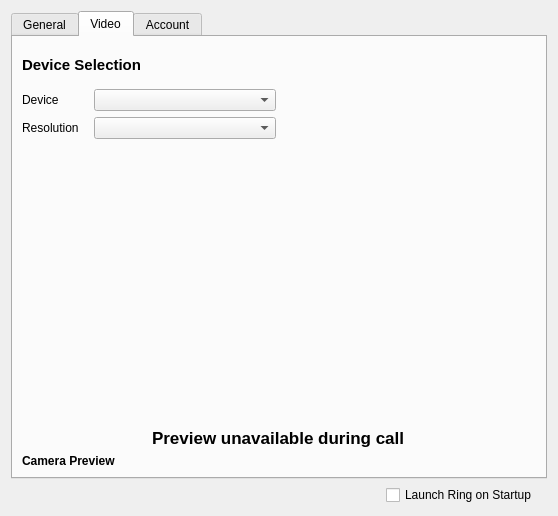
Old version of the form configurationwidget.ui in the repository savoirfairelinux/jami-client-windows.
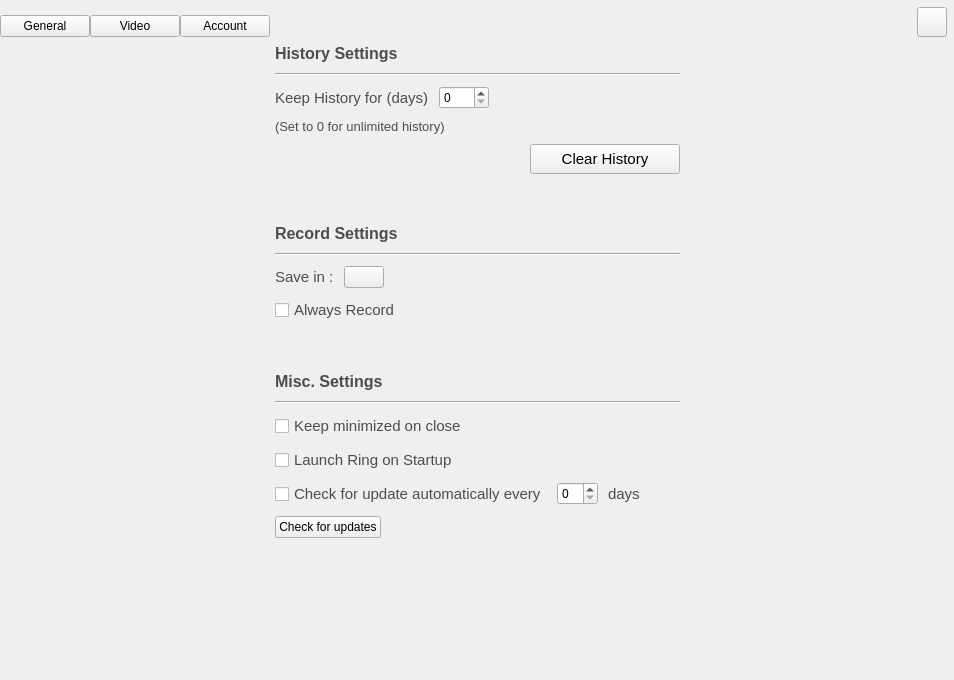
New version of the form. The open tabs and pages were chosen to show the change. Icons and pictures are not drawn. Custom widgets are drawn as their Qt base class.

What changed in the file:
```diff
--- a/configurationwidget.ui
+++ b/configurationwidget.ui
@@ -6,8 +6,8 @@
    <rect>
     <x>0</x>
     <y>0</y>
-    <width>558</width>
-    <height>516</height>
+    <width>954</width>
+    <height>680</height>
    </rect>
   </property>
   <property name="sizePolicy">
@@ -19,23 +19,221 @@
   <property name="windowTitle">
    <string>Settings</string>
   </property>
+  <property name="autoFillBackground">
+   <bool>true</bool>
+  </property>
+  <property name="styleSheet">
+   <string notr="true"/>
+  </property>
   <layout class="QVBoxLayout" name="verticalLayout">
+   <property name="spacing">
+    <number>0</number>
+   </property>
+   <property name="leftMargin">
+    <number>0</number>
+   </property>
+   <property name="topMargin">
+    <number>0</number>
+   </property>
+   <property name="rightMargin">
+    <number>0</number>
+   </property>
+   <property name="bottomMargin">
+    <number>0</number>
+   </property>
    <item>
-    <widget class="QTabWidget" name="tabWidget">
-     <property name="sizePolicy">
-      <sizepolicy hsizetype="MinimumExpanding" vsizetype="MinimumExpanding">
-       <horstretch>0</horstretch>
-       <verstretch>0</verstretch>
-      </sizepolicy>
-     </property>
-     <property name="currentIndex">
-      <number>2</number>
-     </property>
-     <widget class="QWidget" name="generalTab">
-      <attribute name="title">
+    <widget class="QWidget" name="horizontalWidget" native="true">
+     <layout class="QHBoxLayout" name="horizontalLayout_7">
+      <property name="spacing">
+       <number>0</number>
+      </property>
+      <property name="leftMargin">
+       <number>0</number>
+      </property>
+      <property name="topMargin">
+       <number>7</number>
+      </property>
+      <property name="rightMargin">
+       <number>7</number>
+      </property>
+      <property name="bottomMargin">
+       <number>7</number>
+      </property>
+      <item>
+       <layout class="QVBoxLayout" name="verticalLayout_6">
+        <property name="spacing">
+         <number>0</number>
+        </property>
+        <item>
+         <spacer name="verticalSpacer_3">
+          <property name="orientation">
+           <enum>Qt::Vertical</enum>
+          </property>
+          <property name="sizeType">
+           <enum>QSizePolicy::Preferred</enum>
+          </property>
+          <property name="sizeHint" stdset="0">
+           <size>
+            <width>20</width>
+            <height>10</height>
+           </size>
+          </property>
+         </spacer>
+        </item>
+        <item>
+         <layout class="QHBoxLayout" name="horizontalLayout_8">
+          <property name="spacing">
+           <number>0</number>
+          </property>
+          <item>
+           <widget class="QPushButton" name="generalTabButton">
+            <property name="minimumSize">
+             <size>
+              <width>90</width>
+              <height>0</height>
+             </size>
+            </property>
+            <property name="styleSheet">
+             <string notr="true"/>
+            </property>
+            <property name="text">
        <string>General</string>
-      </attribute>
-      <layout class="QVBoxLayout" name="verticalLayout_2">
+            </property>
+            <property name="checkable">
+             <bool>true</bool>
+            </property>
+           </widget>
+          </item>
+          <item>
+           <widget class="QPushButton" name="videoTabButton">
+            <property name="minimumSize">
+             <size>
+              <width>90</width>
+              <height>0</height>
+             </size>
+            </property>
+            <property name="text">
+             <string>Video</string>
+            </property>
+            <property name="checkable">
+             <bool>true</bool>
+            </property>
+           </widget>
+          </item>
+          <item>
+           <widget class="QPushButton" name="accountTabButton">
+            <property name="minimumSize">
+             <size>
+              <width>90</width>
+              <height>0</height>
+             </size>
+            </property>
+            <property name="text">
+             <string>Account</string>
+            </property>
+            <property name="checkable">
+             <bool>true</bool>
+            </property>
+           </widget>
+          </item>
+         </layout>
+        </item>
+       </layout>
+      </item>
+      <item>
+       <spacer name="horizontalSpacer_6">
+        <property name="orientation">
+         <enum>Qt::Horizontal</enum>
+        </property>
+        <property name="sizeHint" stdset="0">
+         <size>
+          <width>40</width>
+          <height>20</height>
+         </size>
+        </property>
+       </spacer>
+      </item>
+      <item>
+       <widget class="QPushButton" name="exitSettingsButton">
+        <property name="minimumSize">
+         <size>
+          <width>30</width>
+          <height>30</height>
+         </size>
+        </property>
+        <property name="maximumSize">
+         <size>
+          <width>30</width>
+          <height>30</height>
+         </size>
+        </property>
+        <property name="toolTip">
+         <string>quit settings menu</string>
+        </property>
+        <property name="text">
+         <string/>
+        </property>
+        <property name="icon">
+         <iconset resource="ressources.qrc">
+          <normaloff>:/images/icons/ic_arrow_forward_white_48dp_2x.png</normaloff>:/images/icons/ic_arrow_forward_white_48dp_2x.png</iconset>
+        </property>
+        <property name="iconSize">
+         <size>
+          <width>18</width>
+          <height>18</height>
+         </size>
+        </property>
+       </widget>
+      </item>
+     </layout>
+    </widget>
+   </item>
+   <item>
+    <widget class="QStackedWidget" name="stackedWidget">
+     <property name="sizePolicy">
+      <sizepolicy hsizetype="MinimumExpanding" vsizetype="MinimumExpanding">
+       <horstretch>0</horstretch>
+       <verstretch>0</verstretch>
+      </sizepolicy>
+     </property>
+     <property name="autoFillBackground">
+      <bool>true</bool>
+     </property>
+     <property name="currentIndex">
+      <number>0</number>
+     </property>
+     <widget class="QWidget" name="generalPage">
+      <layout class="QHBoxLayout" name="verticalLayout_2">
+       <property name="spacing">
+        <number>0</number>
+       </property>
+       <property name="leftMargin">
+        <number>0</number>
+       </property>
+       <property name="topMargin">
+        <number>0</number>
+       </property>
+       <property name="rightMargin">
+        <number>0</number>
+       </property>
+       <property name="bottomMargin">
+        <number>0</number>
+       </property>
+       <item>
+        <spacer name="horizontalSpacer_8">
+         <property name="orientation">
+          <enum>Qt::Horizontal</enum>
+         </property>
+         <property name="sizeHint" stdset="0">
+          <size>
+           <width>40</width>
+           <height>20</height>
+          </size>
+         </property>
+        </spacer>
+       </item>
+       <item>
+        <layout class="QVBoxLayout" name="verticalLayout_7">
        <property name="spacing">
         <number>10</number>
        </property>
@@ -43,51 +241,116 @@
         <widget class="QLabel" name="label">
          <property name="font">
           <font>
+             <pointsize>12</pointsize>
            <weight>75</weight>
            <bold>true</bold>
           </font>
          </property>
+           <property name="styleSheet">
+            <string notr="true">color: rgb(77, 77, 77);</string>
+           </property>
          <property name="text">
           <string>History Settings</string>
          </property>
         </widget>
        </item>
        <item>
-        <layout class="QFormLayout" name="formLayout_2">
-         <item row="0" column="0">
+          <widget class="Line" name="line_2">
+           <property name="orientation">
+            <enum>Qt::Horizontal</enum>
+           </property>
+          </widget>
+         </item>
+         <item>
+          <layout class="QVBoxLayout" name="verticalLayout_8">
+           <property name="spacing">
+            <number>10</number>
+           </property>
+           <property name="topMargin">
+            <number>0</number>
+           </property>
+           <property name="bottomMargin">
+            <number>0</number>
+           </property>
+           <item>
+            <layout class="QHBoxLayout" name="horizontalLayout_3">
+             <property name="spacing">
+              <number>10</number>
+             </property>
+             <property name="leftMargin">
+              <number>0</number>
+             </property>
+             <item>
           <widget class="QLabel" name="label_2">
+               <property name="font">
+                <font>
+                 <pointsize>11</pointsize>
+                </font>
+               </property>
+               <property name="styleSheet">
+                <string notr="true">color: rgb(77, 77, 77);</string>
+               </property>
            <property name="text">
             <string>Keep History for (days)</string>
            </property>
           </widget>
          </item>
-         <item row="0" column="1">
-          <layout class="QHBoxLayout" name="horizontalLayout_3">
            <item>
             <widget class="QSpinBox" name="historyDaySettingsSpinBox">
              <property name="minimumSize">
               <size>
-               <width>100</width>
+                 <width>50</width>
                <height>0</height>
               </size>
              </property>
             </widget>
+             </item>
+             <item>
+              <spacer name="horizontalSpacer_2">
+               <property name="orientation">
+                <enum>Qt::Horizontal</enum>
+               </property>
+               <property name="sizeType">
+                <enum>QSizePolicy::MinimumExpanding</enum>
+               </property>
+               <property name="sizeHint" stdset="0">
+                <size>
+                 <width>40</width>
+                 <height>20</height>
+                </size>
+               </property>
+              </spacer>
+             </item>
+            </layout>
            </item>
            <item>
             <widget class="QLabel" name="label_4">
+             <property name="font">
+              <font>
+               <pointsize>10</pointsize>
+              </font>
+             </property>
+             <property name="styleSheet">
+              <string notr="true">color: rgb(77, 77, 77);</string>
+             </property>
              <property name="text">
               <string>(Set to 0 for unlimited history)</string>
              </property>
             </widget>
            </item>
            <item>
-            <spacer name="horizontalSpacer_2">
+            <layout class="QHBoxLayout" name="horizontalLayout">
+             <property name="spacing">
+              <number>0</number>
+             </property>
+             <property name="topMargin">
+              <number>0</number>
+             </property>
+             <item>
+              <spacer name="horizontalSpacer_9">
              <property name="orientation">
               <enum>Qt::Horizontal</enum>
              </property>
-             <property name="sizeType">
-              <enum>QSizePolicy::MinimumExpanding</enum>
-             </property>
              <property name="sizeHint" stdset="0">
               <size>
                <width>40</width>
@@ -96,10 +359,34 @@
              </property>
             </spacer>
            </item>
-          </layout>
-         </item>
-         <item row="1" column="0">
+             <item>
           <widget class="QPushButton" name="clearHistoryButton">
+               <property name="sizePolicy">
+                <sizepolicy hsizetype="Fixed" vsizetype="Fixed">
+                 <horstretch>0</horstretch>
+                 <verstretch>0</verstretch>
+                </sizepolicy>
+               </property>
+               <property name="minimumSize">
+                <size>
+                 <width>150</width>
+                 <height>30</height>
+                </size>
+               </property>
+               <property name="maximumSize">
+                <size>
+                 <width>150</width>
+                 <height>30</height>
+                </size>
+               </property>
+               <property name="font">
+                <font>
+                 <pointsize>11</pointsize>
+                </font>
+               </property>
+               <property name="styleSheet">
+                <string notr="true"/>
+               </property>
            <property name="text">
             <string>Clear History</string>
            </property>
@@ -107,26 +394,69 @@
          </item>
         </layout>
        </item>
+          </layout>
+         </item>
+         <item>
+          <spacer name="verticalSpacer_2">
+           <property name="orientation">
+            <enum>Qt::Vertical</enum>
+           </property>
+           <property name="sizeType">
+            <enum>QSizePolicy::Fixed</enum>
+           </property>
+           <property name="sizeHint" stdset="0">
+            <size>
+             <width>20</width>
+             <height>40</height>
+            </size>
+           </property>
+          </spacer>
+         </item>
        <item>
         <widget class="QLabel" name="label_3">
          <property name="font">
           <font>
+             <pointsize>12</pointsize>
            <weight>75</weight>
            <bold>true</bold>
           </font>
          </property>
+           <property name="styleSheet">
+            <string notr="true">color: rgb(77, 77, 77);</string>
+           </property>
          <property name="text">
           <string>Record Settings</string>
          </property>
         </widget>
        </item>
+         <item>
+          <widget class="Line" name="line">
+           <property name="styleSheet">
+            <string notr="true">color: rgb(77, 77, 77);</string>
+           </property>
+           <property name="orientation">
+            <enum>Qt::Horizontal</enum>
+           </property>
+          </widget>
+         </item>
        <item>
         <layout class="QHBoxLayout" name="horizontalLayout_4">
+           <property name="spacing">
+            <number>10</number>
+           </property>
          <property name="topMargin">
           <number>0</number>
          </property>
          <item>
           <widget class="QLabel" name="label_6">
+             <property name="font">
+              <font>
+               <pointsize>11</pointsize>
+              </font>
+             </property>
+             <property name="styleSheet">
+              <string notr="true">color: rgb(77, 77, 77);</string>
+             </property>
            <property name="text">
             <string>Save in :</string>
            </property>
@@ -148,7 +478,13 @@
            </property>
            <property name="icon">
             <iconset resource="ressources.qrc">
-             <normaloff>:/images/folder-download.png</normaloff>:/images/folder-download.png</iconset>
+               <normaloff>:/images/icons/ic_folder_black_18dp_2x.png</normaloff>:/images/icons/ic_folder_black_18dp_2x.png</iconset>
+             </property>
+             <property name="iconSize">
+              <size>
+               <width>18</width>
+               <height>18</height>
+              </size>
            </property>
           </widget>
          </item>
@@ -169,31 +505,98 @@
        </item>
        <item>
         <widget class="QCheckBox" name="alwaysRecordCheckBox">
+           <property name="font">
+            <font>
+             <pointsize>11</pointsize>
+            </font>
+           </property>
+           <property name="styleSheet">
+            <string notr="true">color: rgb(77, 77, 77);</string>
+           </property>
          <property name="text">
           <string>Always Record</string>
          </property>
         </widget>
        </item>
+         <item>
+          <spacer name="verticalSpacer_4">
+           <property name="orientation">
+            <enum>Qt::Vertical</enum>
+           </property>
+           <property name="sizeType">
+            <enum>QSizePolicy::Fixed</enum>
+           </property>
+           <property name="sizeHint" stdset="0">
+            <size>
+             <width>20</width>
+             <height>40</height>
+            </size>
+           </property>
+          </spacer>
+         </item>
        <item>
         <widget class="QLabel" name="label_5">
          <property name="font">
           <font>
+             <pointsize>12</pointsize>
            <weight>75</weight>
            <bold>true</bold>
           </font>
          </property>
+           <property name="styleSheet">
+            <string notr="true">color: rgb(77, 77, 77);</string>
+           </property>
          <property name="text">
           <string>Misc. Settings</string>
          </property>
         </widget>
        </item>
+         <item>
+          <widget class="Line" name="line_3">
+           <property name="orientation">
+            <enum>Qt::Horizontal</enum>
+           </property>
+          </widget>
+         </item>
        <item>
         <widget class="QCheckBox" name="closeOrMinCheckBox">
+           <property name="font">
+            <font>
+             <pointsize>11</pointsize>
+            </font>
+           </property>
+           <property name="styleSheet">
+            <string notr="true">color: rgb(77, 77, 77);</string>
+           </property>
          <property name="text">
           <string>Keep minimized on close</string>
          </property>
         </widget>
        </item>
+         <item>
+          <widget class="QCheckBox" name="startupBox">
+           <property name="sizePolicy">
+            <sizepolicy hsizetype="MinimumExpanding" vsizetype="Fixed">
+             <horstretch>0</horstretch>
+             <verstretch>0</verstretch>
+            </sizepolicy>
+           </property>
+           <property name="font">
+            <font>
+             <pointsize>11</pointsize>
+            </font>
+           </property>
+           <property name="layoutDirection">
+            <enum>Qt::LeftToRight</enum>
+           </property>
+           <property name="styleSheet">
+            <string notr="true">color: rgb(77, 77, 77);</string>
+           </property>
+           <property name="text">
+            <string>Launch Ring on Startup</string>
+           </property>
+          </widget>
+         </item>
        <item>
         <layout class="QHBoxLayout" name="horizontalLayout_6">
          <property name="topMargin">
@@ -201,6 +604,14 @@
          </property>
          <item>
           <widget class="QCheckBox" name="autoUpdateCheckBox">
+             <property name="font">
+              <font>
+               <pointsize>11</pointsize>
+              </font>
+             </property>
+             <property name="styleSheet">
+              <string notr="true">color: rgb(77, 77, 77);</string>
+             </property>
            <property name="text">
             <string>Check for update automatically every</string>
            </property>
@@ -209,7 +620,7 @@
          <item>
           <widget class="QSpinBox" name="intervalUpdateCheckSpinBox">
            <property name="enabled">
-            <bool>false</bool>
+              <bool>true</bool>
            </property>
            <property name="maximumSize">
             <size>
@@ -221,6 +632,14 @@
          </item>
          <item>
           <widget class="QLabel" name="updateDayLabel">
+             <property name="font">
+              <font>
+               <pointsize>11</pointsize>
+              </font>
+             </property>
+             <property name="styleSheet">
+              <string notr="true">color: rgb(77, 77, 77);</string>
+             </property>
            <property name="text">
             <string>days</string>
            </property>
@@ -269,13 +688,10 @@
         </layout>
        </item>
        <item>
-        <spacer name="verticalSpacer_2">
+          <spacer name="verticalSpacer_5">
          <property name="orientation">
           <enum>Qt::Vertical</enum>
          </property>
-         <property name="sizeType">
-          <enum>QSizePolicy::MinimumExpanding</enum>
-         </property>
          <property name="sizeHint" stdset="0">
           <size>
            <width>20</width>
@@ -285,12 +701,39 @@
         </spacer>
        </item>
       </layout>
+       </item>
+       <item>
+        <spacer name="horizontalSpacer_7">
+         <property name="orientation">
+          <enum>Qt::Horizontal</enum>
+         </property>
+         <property name="sizeHint" stdset="0">
+          <size>
+           <width>40</width>
+           <height>20</height>
+          </size>
+         </property>
+        </spacer>
+       </item>
+      </layout>
      </widget>
-     <widget class="QWidget" name="videoTab">
-      <attribute name="title">
-       <string>Video</string>
-      </attribute>
+     <widget class="QWidget" name="videoPage">
       <layout class="QGridLayout" name="gridLayout" rowstretch="0,1" columnstretch="0,0">
+       <property name="leftMargin">
+        <number>10</number>
+       </property>
+       <property name="topMargin">
+        <number>0</number>
+       </property>
+       <property name="rightMargin">
+        <number>10</number>
+       </property>
+       <property name="bottomMargin">
+        <number>10</number>
+       </property>
+       <property name="spacing">
+        <number>10</number>
+       </property>
        <item row="0" column="0">
         <layout class="QVBoxLayout" name="verticalLayout_3">
          <property name="spacing">
@@ -300,7 +743,7 @@
           <enum>QLayout::SetFixedSize</enum>
          </property>
          <property name="topMargin">
-          <number>10</number>
+          <number>0</number>
          </property>
          <property name="rightMargin">
           <number>0</number>
@@ -316,24 +759,40 @@
              <verstretch>0</verstretch>
             </sizepolicy>
            </property>
+           <property name="minimumSize">
+            <size>
+             <width>0</width>
+             <height>30</height>
+            </size>
+           </property>
            <property name="maximumSize">
             <size>
              <width>16777215</width>
-             <height>20</height>
+             <height>30</height>
             </size>
            </property>
            <property name="font">
             <font>
-             <pointsize>11</pointsize>
+             <pointsize>12</pointsize>
              <weight>75</weight>
              <bold>true</bold>
             </font>
            </property>
+           <property name="styleSheet">
+            <string notr="true">color: rgb(77, 77, 77);</string>
+           </property>
            <property name="text">
             <string>Device Selection</string>
            </property>
           </widget>
          </item>
+         <item>
+          <widget class="Line" name="line_4">
+           <property name="orientation">
+            <enum>Qt::Horizontal</enum>
+           </property>
+          </widget>
+         </item>
          <item>
           <spacer name="verticalSpacer">
            <property name="orientation">
@@ -369,6 +828,14 @@
                <verstretch>0</verstretch>
               </sizepolicy>
              </property>
+             <property name="font">
+              <font>
+               <pointsize>11</pointsize>
+              </font>
+             </property>
+             <property name="styleSheet">
+              <string notr="true">color: rgb(77, 77, 77);</string>
+             </property>
              <property name="text">
               <string>Device</string>
              </property>
@@ -392,6 +859,14 @@
                <verstretch>0</verstretch>
               </sizepolicy>
              </property>
+             <property name="font">
+              <font>
+               <pointsize>11</pointsize>
+              </font>
+             </property>
+             <property name="styleSheet">
+              <string notr="true">color: rgb(77, 77, 77);</string>
+             </property>
              <property name="text">
               <string>Resolution</string>
              </property>
@@ -438,30 +913,14 @@
              <bold>true</bold>
             </font>
            </property>
+           <property name="styleSheet">
+            <string notr="true">color: rgb(77, 77, 77);</string>
+           </property>
            <property name="text">
             <string>Preview unavailable during call</string>
            </property>
           </widget>
          </item>
-         <item>
-          <widget class="QLabel" name="cameraPreviewLabel">
-           <property name="maximumSize">
-            <size>
-             <width>16777215</width>
-             <height>20</height>
-            </size>
-           </property>
-           <property name="font">
-            <font>
-             <weight>75</weight>
-             <bold>true</bold>
-            </font>
-           </property>
-           <property name="text">
-            <string>Camera Preview</string>
-           </property>
-          </widget>
-         </item>
         </layout>
        </item>
        <item row="0" column="1">
@@ -482,90 +941,104 @@
        </item>
       </layout>
      </widget>
-     <widget class="QWidget" name="accountTab">
-      <attribute name="title">
-       <string>Account</string>
-      </attribute>
+     <widget class="QWidget" name="accountPage">
       <layout class="QGridLayout" name="gridLayout_2" columnstretch="0,1">
+       <property name="leftMargin">
+        <number>0</number>
+       </property>
+       <property name="topMargin">
+        <number>0</number>
+       </property>
+       <property name="rightMargin">
+        <number>0</number>
+       </property>
+       <property name="bottomMargin">
+        <number>0</number>
+       </property>
+       <property name="spacing">
+        <number>0</number>
+       </property>
+       <item row="0" column="1">
+        <layout class="QVBoxLayout" name="accountDetailLayout">
+         <property name="bottomMargin">
+          <number>13</number>
+         </property>
+        </layout>
+       </item>
        <item row="0" column="0">
+        <widget class="QWidget" name="leftPannel" native="true">
         <layout class="QVBoxLayout" name="verticalLayout_5">
-         <item>
-          <widget class="QListView" name="accountView">
-           <property name="sizePolicy">
-            <sizepolicy hsizetype="MinimumExpanding" vsizetype="MinimumExpanding">
-             <horstretch>0</horstretch>
-             <verstretch>0</verstretch>
-            </sizepolicy>
-           </property>
-          </widget>
-         </item>
+          <property name="spacing">
+           <number>10</number>
+          </property>
          <item>
           <layout class="QHBoxLayout" name="horizontalLayout_2">
            <item>
-            <widget class="QToolButton" name="deleteAccountButton">
-             <property name="text">
-              <string/>
-             </property>
-             <property name="icon">
-              <iconset resource="ressources.qrc">
-               <normaloff>:/images/minus.png</normaloff>:/images/minus.png</iconset>
+             <widget class="QComboBox" name="accountTypeBox">
+              <property name="minimumSize">
+               <size>
+                <width>0</width>
+                <height>30</height>
+               </size>
              </property>
             </widget>
            </item>
            <item>
             <widget class="QToolButton" name="addAccountButton">
+              <property name="minimumSize">
+               <size>
+                <width>30</width>
+                <height>30</height>
+               </size>
+              </property>
+              <property name="maximumSize">
+               <size>
+                <width>30</width>
+                <height>30</height>
+               </size>
+              </property>
+              <property name="toolTip">
+               <string>add new account</string>
+              </property>
              <property name="text">
               <string/>
              </property>
              <property name="icon">
               <iconset resource="ressources.qrc">
-               <normaloff>:/images/plus.png</normaloff>:/images/plus.png</iconset>
-             </property>
-            </widget>
-           </item>
-           <item>
-            <widget class="QComboBox" name="accountTypeBox"/>
-           </item>
-          </layout>
-         </item>
-        </layout>
-       </item>
-       <item row="0" column="1">
-        <layout class="QVBoxLayout" name="accountDetailLayout">
-         <property name="bottomMargin">
-          <number>13</number>
-         </property>
-        </layout>
-       </item>
-      </layout>
-     </widget>
-    </widget>
-   </item>
+                <normaloff>:/images/icons/ic_add_black_18dp_2x.png</normaloff>:/images/icons/ic_add_black_18dp_2x.png</iconset>
+              </property>
+              <property name="iconSize">
+               <size>
+                <width>24</width>
+                <height>24</height>
+               </size>
+              </property>
+             </widget>
+            </item>
+           </layout>
+          </item>
    <item>
-    <layout class="QHBoxLayout" name="horizontalLayout">
-     <property name="topMargin">
-      <number>0</number>
-     </property>
-     <property name="rightMargin">
-      <number>10</number>
-     </property>
-     <item alignment="Qt::AlignRight">
-      <widget class="QCheckBox" name="startupBox">
+           <widget class="QListView" name="accountView">
        <property name="sizePolicy">
-        <sizepolicy hsizetype="MinimumExpanding" vsizetype="Fixed">
+             <sizepolicy hsizetype="MinimumExpanding" vsizetype="MinimumExpanding">
          <horstretch>0</horstretch>
          <verstretch>0</verstretch>
         </sizepolicy>
        </property>
-       <property name="layoutDirection">
-        <enum>Qt::LeftToRight</enum>
-       </property>
-       <property name="text">
-        <string>Launch Ring on Startup</string>
+            <property name="focusPolicy">
+             <enum>Qt::NoFocus</enum>
+            </property>
+            <property name="frameShape">
+             <enum>QFrame::NoFrame</enum>
        </property>
       </widget>
      </item>
     </layout>
+        </widget>
+       </item>
+      </layout>
+     </widget>
+    </widget>
    </item>
   </layout>
  </widget>
```
Left out of the diff: 19 changed lines with no effect on the pictures. Lines whose indentation alone changed are shown as unchanged.
